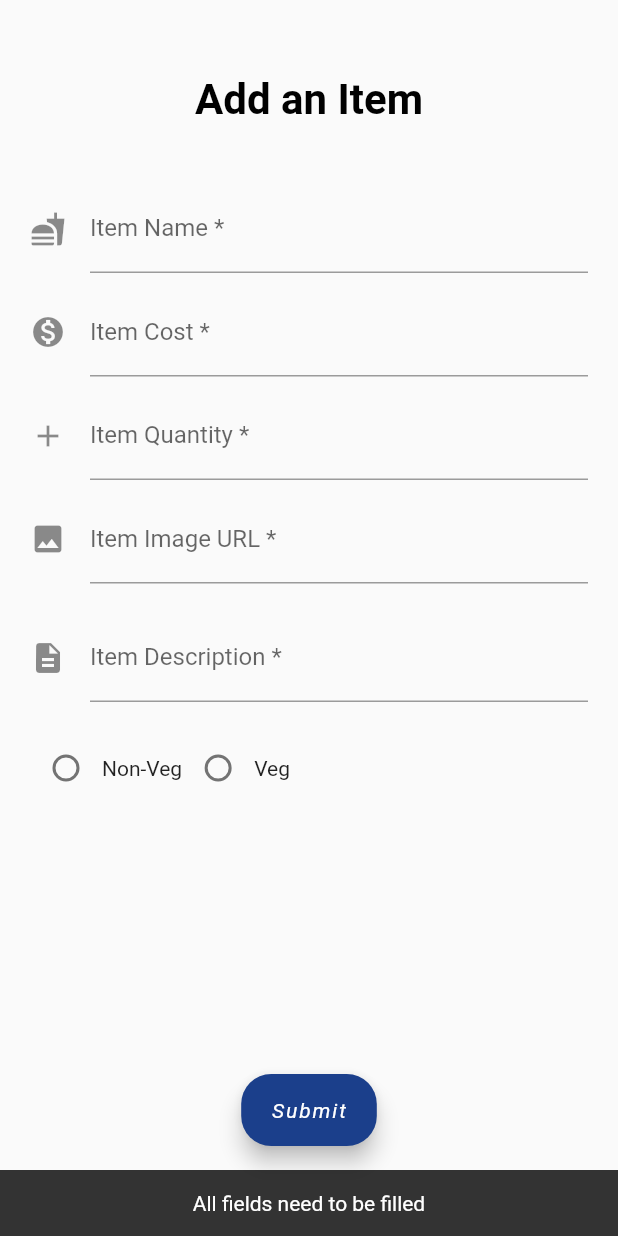
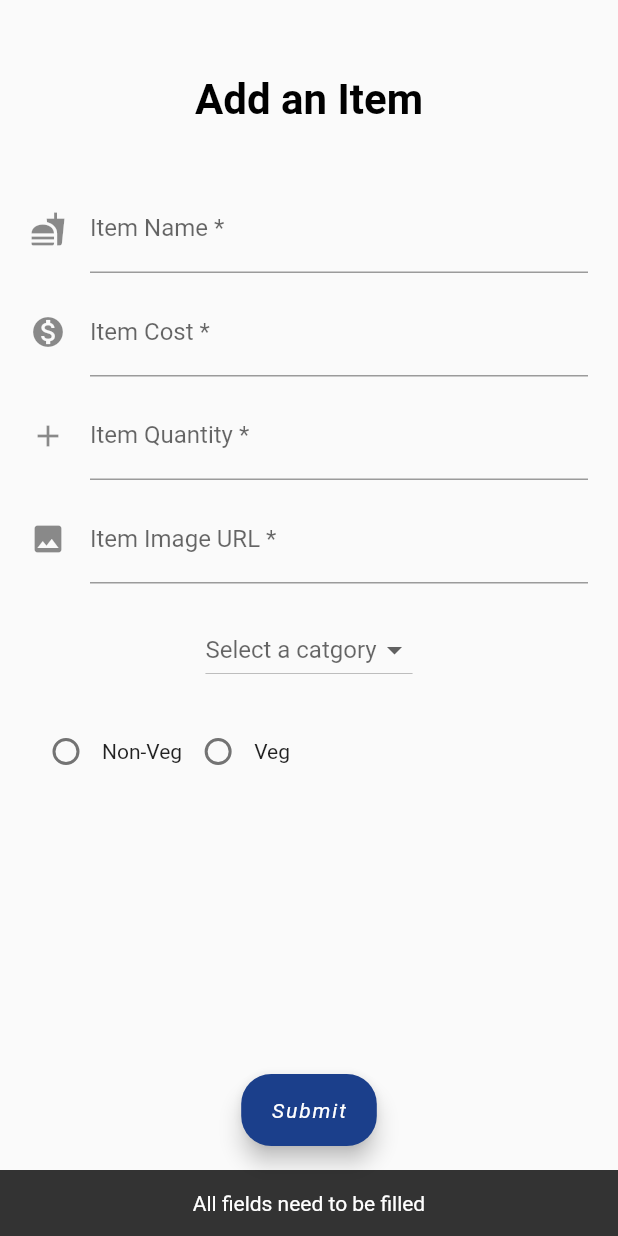
Before and after one commit to GearGit/RestaurantManagementSystem, a Flutter app: the CreateItemPage screen opened directly, after a tap on "Submit", on a phone screen of 412 x 824 dp. Run offline on Flutter 3.47's test engine with Material 2 defaults, Android fonts, the phone set to English and light mode, and no system bars; our stand-ins replace auto_size_text, cloud_firestore, firebase_auth, flutter_svg, fluttertoast, hive; missing offline and left inert: flutter_share_me, razorpay_flutter; accounts and stored records are empty; generated files the repository leaves out were written again.

Commit message:
Admin panel can communicate with firebase db directly

```diff
--- a/lib/admin_ui/create_item.dart
+++ b/lib/admin_ui/create_item.dart
@@ -1,3 +1,4 @@
+import 'package:cloud_firestore/cloud_firestore.dart';
 import 'package:flutter/material.dart';
 
 class CreateItemPage extends StatefulWidget {
@@ -13,8 +14,8 @@ class _CreateItemPageState extends State<CreateItemPage> {
   final itemCostController = TextEditingController();
   final itemQuantityController = TextEditingController();
   final itemUrlController = TextEditingController();
-  final itemDescriptionController = TextEditingController();
 
+  String category;
   int radioVal = -1;
 
   final FocusNode _nameFocus = FocusNode();
@@ -36,7 +37,7 @@ class _CreateItemPageState extends State<CreateItemPage> {
             ),
             label:Text("Submit",style: TextStyle(color:Colors.white,fontWeight:FontWeight.w400,fontStyle:FontStyle.italic),),
             backgroundColor: Color(0xff1B3F8B),
-            onPressed: () => handleSubmit(),
+            onPressed: () async => await handleSubmit(),
             ),
           floatingActionButtonLocation: FloatingActionButtonLocation.centerFloat,
 
@@ -149,25 +150,26 @@ class _CreateItemPageState extends State<CreateItemPage> {
               )
             ),
 
-            /*Enter item Description*/
+            /*Category dropdown list*/
 
             Container(
               padding: EdgeInsets.only(left:20.0,right:20.0,top:20.0),
-              child: TextFormField(
-                  controller: itemDescriptionController,
-                keyboardType: TextInputType.multiline,
-                textInputAction: TextInputAction.done,
-                focusNode: _descriptionFocus,
-                decoration: const InputDecoration(
-                  icon: Icon(Icons.description),
-                  hintText: 'Description of the food item',
-                  labelText: 'Item Description *',
-                ),
-                onSaved: (String value) {
-                  // This optional block of code can be used to run
-                  // code when the user saves the form.
+              child: new DropdownButton<String>(
+                hint: Text("Select a catgory"),
+                value: category,
+                items: <String>['breads', 'mains', 'rolls', 'starters'].map((String value) {
+                  return new DropdownMenuItem<String>(
+                    value: value,
+                    child: new Text(value),
+                  );
+                }).toList(),
+                onChanged: (str) {
+                  print(str);
+                  setState(() {
+                    category = str;
+                  });
                 },
-              )
+              ),
             ),
 
             /*Enter item type*/
@@ -203,29 +205,40 @@ class _CreateItemPageState extends State<CreateItemPage> {
       ),
     );
   }
-  void handleSubmit(){
+  Future handleSubmit() async{
 
     String name = itemNameController.text;
-    String description = itemDescriptionController.text;
     String cost = itemCostController.text;
     String quantity = itemQuantityController.text;
     String url = itemUrlController.text;
-    String type;
-    if(name.trim() != "" && description.trim() != "" && cost.trim() != "" && quantity.trim() != "" && url.trim() != "" && radioVal != -1){
+    bool isVeg;
+    if(name.trim() != "" && cost.trim() != "" && quantity.trim() != "" && url.trim() != "" && radioVal != -1){
 
       if(radioVal == 0){
-        type = "n";
+        isVeg = false;
       }else{
-        type = "v";
+        isVeg = true;
       }
+
+      Map<String,dynamic> map = {
+        "name" : name.toString(),
+        "category" : category.toString(),
+        "isVeg" : isVeg,
+        "url" : url.toString(),
+        "price" : int.parse(cost),
+        "qty" : int.parse(quantity),
+      };
+
       print("Item Name : "+name+"\n");
-      print("Item Desc : "+description+"\n");
       print("Item Cost : "+cost+"\n");
       print("Item Qty : "+quantity+"\n");
       print("Item URL : "+url+"\n");
-      print("Item Type : "+type+"\n");
+      print("Item Veg : "+isVeg.toString()+"\n");
+
+      await addItem(map);
 
       _scaffoldKey.currentState.showSnackBar(_confirmaionSnackBar);
+
     }else{
       _scaffoldKey.currentState.showSnackBar(_incompleteSnackBar);
     }
@@ -235,4 +248,11 @@ class _CreateItemPageState extends State<CreateItemPage> {
     currentFocus.unfocus();
     FocusScope.of(context).requestFocus(nextFocus);
   }
+
+  Future addItem(map) async{
+    DocumentReference docRef = Firestore.instance.collection("food_menu").document("item");
+    docRef.updateData({
+      "item" : FieldValue.arrayUnion([map])
+    });
+  }
 }
--- a/lib/main.dart
+++ b/lib/main.dart
@@ -29,9 +29,8 @@ class MyApp extends StatelessWidget {
       theme: ThemeData(
         visualDensity: VisualDensity.adaptivePlatformDensity,
       ),
-      home: RootPage(auth: new Auth()),
-      // home: HomePage(),
-      // home: AdminMain(),
+      // home: RootPage(auth: new Auth()),
+      home: AdminMain(),
       // home: HomePage(),
       routes: <String, WidgetBuilder> {
         '/RootPage' : (context) => RootPage(auth: new Auth()),
@@ -39,6 +38,7 @@ class MyApp extends StatelessWidget {
         '/homePage' : (context) => HomePage(),
         '/forgetPassword' : (context) => ForgetPasswordScreen(),
         '/loginScreen': (context) => LoginScreen(),
+        '/admin': (context) => AdminMain(),
       },
     );
   }
```
Also changed, not shown: lib/Invoice.dart (+32 -10 lines), lib/admin_ui/admin_home_page.dart (+104 -51 lines), lib/admin_ui/item.dart (+25 -0 lines), lib/admin_ui/update_item.dart (+34 -20 lines).
